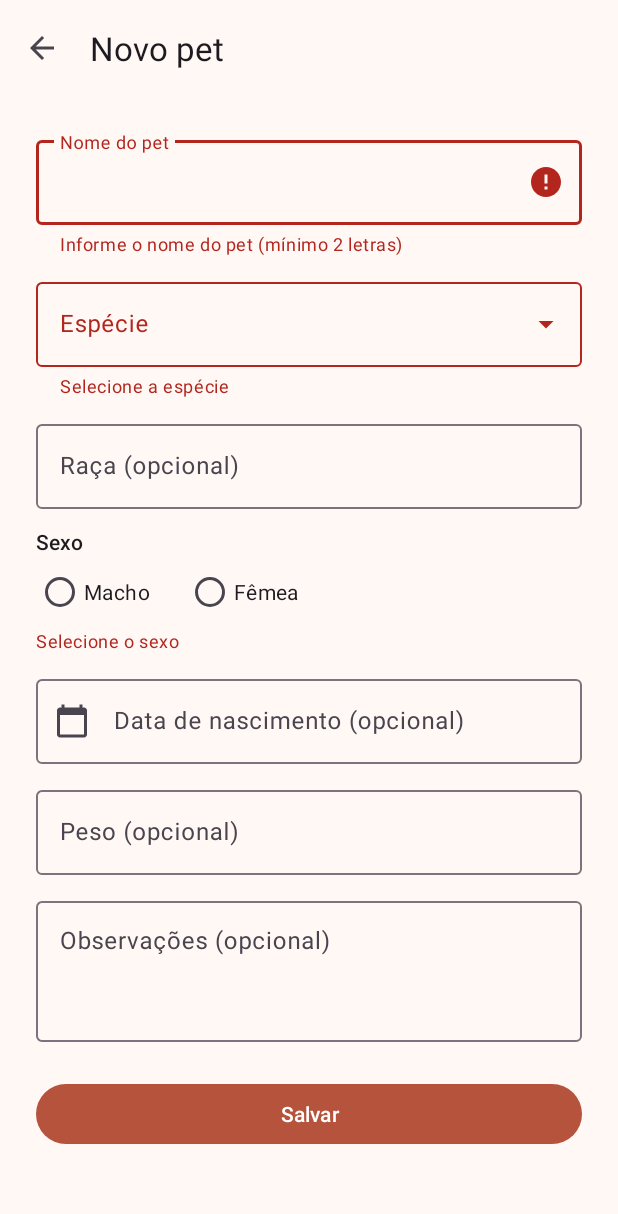
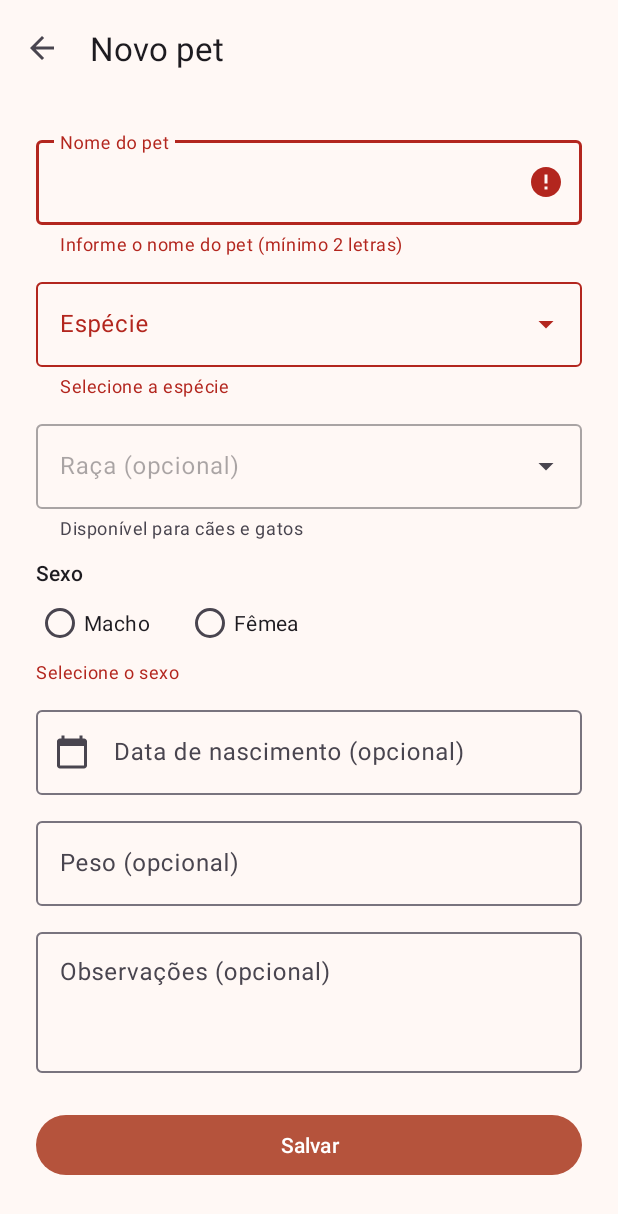
Before and after one commit to marcospaulo151994/FocinhoApp, an Android app: the PetFormActivity screen opened directly, with no data from a screen before it, after a tap on "Salvar", on a phone screen of 412 x 824 dp. Shown: the top 1214 px of the screen. Run offline under Robolectric (Android 15) with nearby library versions, the phone set to English and light mode, and no system bars.

Commit message:
Troca o campo de raça por uma lista de opções conforme a espécie

```diff
--- a/app/src/main/java/br/upf/focinhoapp/ui/pets/PetFormActivity.kt
+++ b/app/src/main/java/br/upf/focinhoapp/ui/pets/PetFormActivity.kt
@@ -76,10 +76,11 @@ class PetFormActivity : BaseActivity() {
 
     override fun onResume() {
         super.onResume()
-        // O adapter do dropdown é (re)definido no onResume porque, depois de uma
-        // rotação, o AutoCompleteTextView restaura o texto e filtra a lista,
-        // mostrando só a opção já escolhida. Recriar o adapter aqui evita isso.
+        // Os adapters dos dropdowns são (re)definidos no onResume porque, depois de
+        // uma rotação, o AutoCompleteTextView restaura o texto e filtra a lista,
+        // mostrando só a opção já escolhida. Recriar os adapters aqui evita isso.
         configurarDropdownEspecie()
+        configurarDropdownRaca()
     }
 
     override fun onSaveInstanceState(outState: Bundle) {
@@ -94,6 +95,13 @@ class PetFormActivity : BaseActivity() {
     private fun configurarCampos() = with(binding) {
         listOf(layoutNome, layoutEspecie, layoutNascimento, layoutPeso)
             .forEach { it.limparErroAoDigitar() }
+
+        // As raças dependem da espécie: ao trocar a espécie, a raça escolhida
+        // deixa de valer, então limpamos o campo e carregamos a lista nova.
+        campoEspecie.setOnItemClickListener { _, _, _, _ ->
+            campoRaca.setText("", false)
+            configurarDropdownRaca()
+        }
 
         grupoSexo.setOnCheckedChangeListener { _, _ -> textoErroSexo.isVisible = false }
 
@@ -112,6 +120,29 @@ class PetFormActivity : BaseActivity() {
         binding.campoEspecie.setAdapter(
             ArrayAdapter(this, android.R.layout.simple_list_item_1, opcoes)
         )
+    }
+
+    /** Espécie escolhida no dropdown, ou null se nada foi selecionado. */
+    private fun especieSelecionada(): Especie? {
+        val texto = binding.campoEspecie.text.toString()
+        return Especie.entries.firstOrNull { getString(it.rotulo) == texto }
+    }
+
+    /**
+     * Carrega no dropdown as raças da espécie escolhida. Só cão e gato têm
+     * lista; sem espécie ou com "Outro", o campo de raça fica desabilitado.
+     */
+    private fun configurarDropdownRaca() = with(binding) {
+        val racas: Array<String> = when (especieSelecionada()) {
+            Especie.CAO -> resources.getStringArray(R.array.racas_cao)
+            Especie.GATO -> resources.getStringArray(R.array.racas_gato)
+            Especie.OUTRO, null -> emptyArray()
+        }
+        campoRaca.setAdapter(
+            ArrayAdapter(this@PetFormActivity, android.R.layout.simple_list_item_1, racas)
+        )
+        layoutRaca.isEnabled = racas.isNotEmpty()
+        layoutRaca.helperText = if (racas.isEmpty()) getString(R.string.helper_raca) else null
     }
 
     // ------------------------------------------------------------------
@@ -135,7 +166,9 @@ class PetFormActivity : BaseActivity() {
         campoNome.setText(pet.nome)
         // O "false" evita que o dropdown abra/filtre ao definir o texto.
         campoEspecie.setText(getString(pet.especie.rotulo), false)
-        campoRaca.setText(pet.raca.orEmpty())
+        // A lista de raças depende da espécie que acabou de ser definida.
+        configurarDropdownRaca()
+        campoRaca.setText(pet.raca.orEmpty(), false)
         grupoSexo.check(
             when (pet.sexo) {
                 Sexo.MACHO -> R.id.radio_macho
@@ -185,8 +218,7 @@ class PetFormActivity : BaseActivity() {
         }
 
         // Espécie (obrigatória): converte o texto do dropdown de volta no enum
-        val textoEspecie = campoEspecie.text.toString()
-        val especie = Especie.entries.firstOrNull { getString(it.rotulo) == textoEspecie }
+        val especie = especieSelecionada()
         if (especie == null) {
             layoutEspecie.error = getString(R.string.erro_especie)
             valido = false
--- a/app/src/main/res/layout/activity_pet_form.xml
+++ b/app/src/main/res/layout/activity_pet_form.xml
@@ -55,19 +55,20 @@
                     android:inputType="none" />
             </com.google.android.material.textfield.TextInputLayout>
 
-            <!-- Raça (opcional) -->
+            <!-- Raça (opcional): lista suspensa com as raças da espécie escolhida -->
             <com.google.android.material.textfield.TextInputLayout
                 android:id="@+id/layout_raca"
+                style="@style/Widget.Material3.TextInputLayout.OutlinedBox.ExposedDropdownMenu"
                 android:layout_width="match_parent"
                 android:layout_height="wrap_content"
                 android:layout_marginTop="@dimen/espaco_campos"
                 android:hint="@string/hint_raca">
 
-                <com.google.android.material.textfield.TextInputEditText
+                <com.google.android.material.textfield.MaterialAutoCompleteTextView
                     android:id="@+id/campo_raca"
                     android:layout_width="match_parent"
                     android:layout_height="wrap_content"
-                    android:inputType="textCapWords" />
+                    android:inputType="none" />
             </com.google.android.material.textfield.TextInputLayout>
 
             <!-- Sexo (obrigatório) -->
--- a/app/src/main/res/values/strings.xml
+++ b/app/src/main/res/values/strings.xml
@@ -47,6 +47,7 @@
     <string name="hint_nome_pet">Nome do pet</string>
     <string name="hint_especie">Espécie</string>
     <string name="hint_raca">Raça (opcional)</string>
+    <string name="helper_raca">Disponível para cães e gatos</string>
     <string name="rotulo_sexo">Sexo</string>
     <string name="hint_nascimento">Data de nascimento (opcional)</string>
     <string name="hint_peso">Peso (opcional)</string>
@@ -69,6 +70,50 @@
     <string name="especie_outro">Outro</string>
     <string name="sexo_macho">Macho</string>
     <string name="sexo_femea">Fêmea</string>
+
+    <!-- Domínio: raças por espécie (opções do dropdown no formulário de pet) -->
+    <string-array name="racas_cao">
+        <item>Sem raça definida (SRD)</item>
+        <item>Beagle</item>
+        <item>Border Collie</item>
+        <item>Boxer</item>
+        <item>Bulldog Francês</item>
+        <item>Bulldog Inglês</item>
+        <item>Chihuahua</item>
+        <item>Cocker Spaniel</item>
+        <item>Dachshund (Salsicha)</item>
+        <item>Dálmata</item>
+        <item>Golden Retriever</item>
+        <item>Husky Siberiano</item>
+        <item>Labrador Retriever</item>
+        <item>Lhasa Apso</item>
+        <item>Maltês</item>
+        <item>Pastor Alemão</item>
+        <item>Pinscher</item>
+        <item>Pit Bull</item>
+        <item>Poodle</item>
+        <item>Pug</item>
+        <item>Rottweiler</item>
+        <item>Schnauzer</item>
+        <item>Shih Tzu</item>
+        <item>Spitz Alemão</item>
+        <item>Yorkshire Terrier</item>
+        <item>Outra</item>
+    </string-array>
+    <string-array name="racas_gato">
+        <item>Sem raça definida (SRD)</item>
+        <item>Angorá</item>
+        <item>Bengal</item>
+        <item>British Shorthair</item>
+        <item>Exótico</item>
+        <item>Himalaio</item>
+        <item>Maine Coon</item>
+        <item>Persa</item>
+        <item>Ragdoll</item>
+        <item>Siamês</item>
+        <item>Sphynx</item>
+        <item>Outra</item>
+    </string-array>
 
     <!-- Domínio: tipos de cuidado (usados a partir da etapa 2) -->
     <string name="tipo_vacina">Vacinas</string>
```
